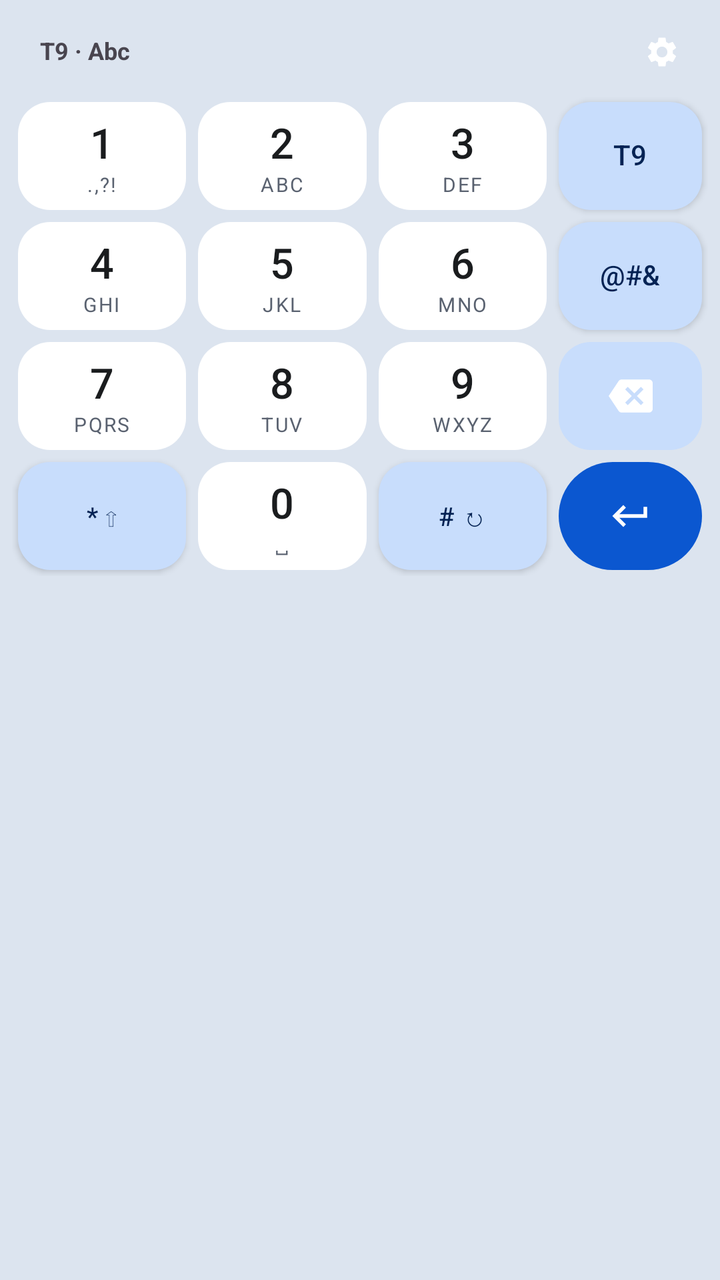
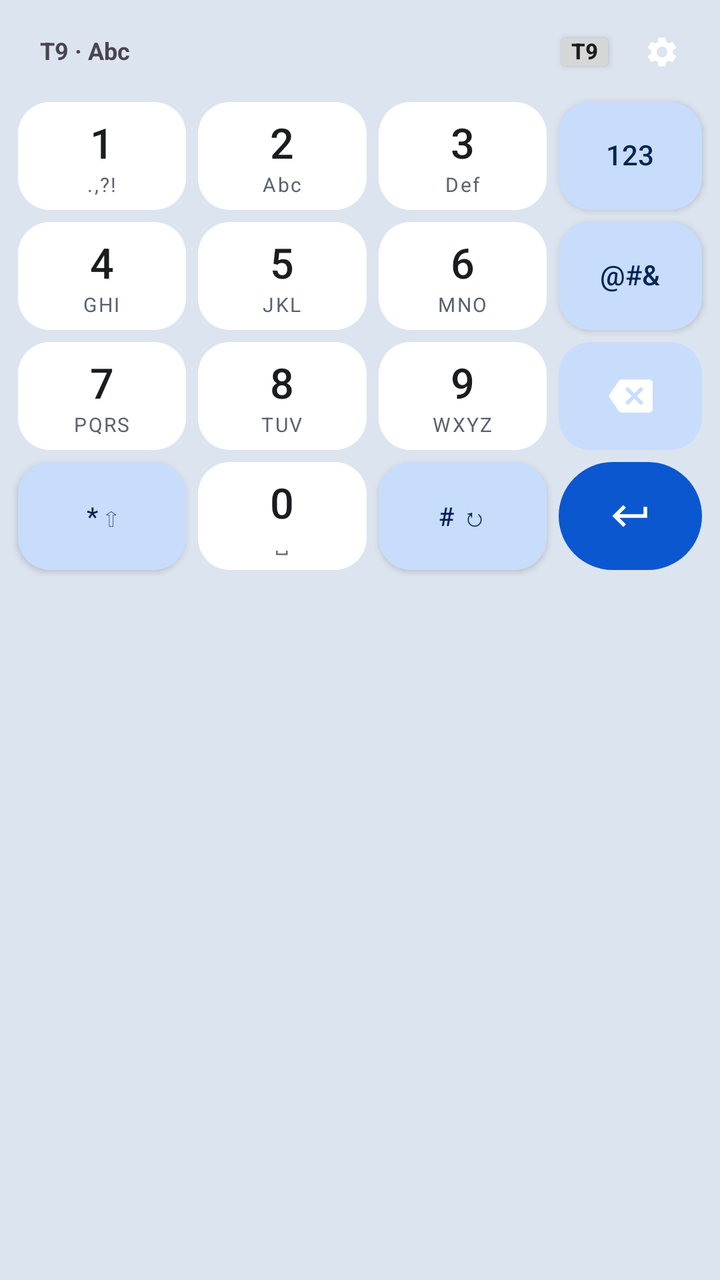

Screens rendered from an Android XML layout before and after an edit, with the pre-edit source and the edit as a unified diff.
<!-- AndroidManifest.xml: application theme Theme.Material3.DayNight.NoActionBar -->
<!-- res/layout/keyboard_t9_numpad.xml -->
<?xml version="1.0" encoding="utf-8"?>
<LinearLayout xmlns:android="http://schemas.android.com/apk/res/android"
    android:layout_width="match_parent"
    android:layout_height="wrap_content"
    android:background="@color/md_theme_surfaceContainer"
    android:orientation="vertical"
    android:paddingHorizontal="6dp"
    android:paddingTop="4dp"
    android:paddingBottom="10dp">

    
    <LinearLayout
        android:id="@+id/strip_bar"
        android:layout_width="match_parent"
        android:layout_height="44dp"
        android:gravity="center_vertical"
        android:paddingHorizontal="4dp"
        android:orientation="horizontal">

        <TextView
            android:id="@+id/case_badge"
            android:layout_width="wrap_content"
            android:layout_height="28dp"
            android:gravity="center"
            android:includeFontPadding="false"
            android:paddingHorizontal="10dp"
            android:text="T9 · Abc"
            android:textSize="12sp"
            android:textStyle="bold" />

        <HorizontalScrollView
            android:id="@+id/candidate_scroll"
            android:layout_width="0dp"
            android:layout_height="match_parent"
            android:layout_weight="1"
            android:scrollbars="none">

            <LinearLayout
                android:id="@+id/candidate_container"
                android:layout_width="wrap_content"
                android:layout_height="match_parent"
                android:gravity="center_vertical"
                android:orientation="horizontal"
                android:paddingHorizontal="6dp" />
        </HorizontalScrollView>

        <androidx.appcompat.widget.AppCompatImageButton
            android:id="@+id/btn_ime_settings"
            style="@style/NumpadStripImageButton"
            android:contentDescription="IME Settings"
            android:src="@drawable/ic_settings" />
    </LinearLayout>

    
    <GridLayout
        android:id="@+id/numpad_grid"
        android:layout_width="match_parent"
        android:layout_height="wrap_content"
        android:columnCount="4"
        android:rowCount="4"
        android:useDefaultMargins="false">

        
        <LinearLayout android:id="@+id/key_1" style="@style/NumpadKey">
            <TextView style="@style/NumpadDigit" android:text="1" />
            <TextView style="@style/NumpadLetters" android:text=".,?!" />
        </LinearLayout>

        <LinearLayout android:id="@+id/key_2" style="@style/NumpadKey">
            <TextView style="@style/NumpadDigit" android:text="2" />
            <TextView style="@style/NumpadLetters" android:text="ABC" />
        </LinearLayout>

        <LinearLayout android:id="@+id/key_3" style="@style/NumpadKey">
            <TextView style="@style/NumpadDigit" android:text="3" />
            <TextView style="@style/NumpadLetters" android:text="DEF" />
        </LinearLayout>

        <androidx.appcompat.widget.AppCompatButton android:id="@+id/key_mode" style="@style/NumpadActionKey" android:text="T9" />

        
        <LinearLayout android:id="@+id/key_4" style="@style/NumpadKey">
            <TextView style="@style/NumpadDigit" android:text="4" />
            <TextView style="@style/NumpadLetters" android:text="GHI" />
        </LinearLayout>

        <LinearLayout android:id="@+id/key_5" style="@style/NumpadKey">
            <TextView style="@style/NumpadDigit" android:text="5" />
            <TextView style="@style/NumpadLetters" android:text="JKL" />
        </LinearLayout>

        <LinearLayout android:id="@+id/key_6" style="@style/NumpadKey">
            <TextView style="@style/NumpadDigit" android:text="6" />
            <TextView style="@style/NumpadLetters" android:text="MNO" />
        </LinearLayout>

        <androidx.appcompat.widget.AppCompatButton android:id="@+id/key_sym" style="@style/NumpadActionKey" android:text="@#&amp;" />

        
        <LinearLayout android:id="@+id/key_7" style="@style/NumpadKey">
            <TextView style="@style/NumpadDigit" android:text="7" />
            <TextView style="@style/NumpadLetters" android:text="PQRS" />
        </LinearLayout>

        <LinearLayout android:id="@+id/key_8" style="@style/NumpadKey">
            <TextView style="@style/NumpadDigit" android:text="8" />
            <TextView style="@style/NumpadLetters" android:text="TUV" />
        </LinearLayout>

        <LinearLayout android:id="@+id/key_9" style="@style/NumpadKey">
            <TextView style="@style/NumpadDigit" android:text="9" />
            <TextView style="@style/NumpadLetters" android:text="WXYZ" />
        </LinearLayout>

        <androidx.appcompat.widget.AppCompatImageButton
            android:id="@+id/key_backspace"
            style="@style/NumpadActionImageKey"
            android:contentDescription="Backspace"
            android:src="@drawable/ic_backspace" />

        
        <androidx.appcompat.widget.AppCompatButton android:id="@+id/key_star" style="@style/NumpadSecondaryKey" android:text="* ⇧" />

        <LinearLayout android:id="@+id/key_0" style="@style/NumpadKey">
            <TextView style="@style/NumpadDigit" android:text="0" />
            <TextView style="@style/NumpadLetters" android:text="␣" />
        </LinearLayout>

        <androidx.appcompat.widget.AppCompatButton android:id="@+id/key_hash" style="@style/NumpadSecondaryKey" android:text="# ↻" />

        <androidx.appcompat.widget.AppCompatImageButton
            android:id="@+id/key_enter"
            style="@style/NumpadEnterImageKey"
            android:contentDescription="Enter"
            android:src="@drawable/ic_enter_return" />

    </GridLayout>

    
    <LinearLayout
        android:id="@+id/symbols_panel"
        android:layout_width="match_parent"
        android:layout_height="wrap_content"
        android:orientation="vertical"
        android:visibility="gone">

        <GridLayout
            android:id="@+id/symbols_grid"
            android:layout_width="match_parent"
            android:layout_height="wrap_content"
            android:columnCount="6"
            android:useDefaultMargins="false" />

        <LinearLayout
            android:id="@+id/symbols_footer"
            android:layout_width="match_parent"
            android:layout_height="wrap_content"
            android:orientation="horizontal">

            <androidx.appcompat.widget.AppCompatButton
                android:id="@+id/btn_sym_back"
                style="@style/NumpadActionKey"
                android:layout_width="0dp"
                android:layout_height="54dp"
                android:layout_weight="1"
                android:text="Back" />

            <androidx.appcompat.widget.AppCompatButton
                android:id="@+id/btn_sym_page"
                style="@style/NumpadSecondaryKey"
                android:layout_width="0dp"
                android:layout_height="54dp"
                android:layout_weight="1"
                android:text="Page 1/3" />

            <androidx.appcompat.widget.AppCompatButton
                android:id="@+id/btn_sym_space"
                style="@style/NumpadSecondaryKey"
                android:layout_width="0dp"
                android:layout_height="54dp"
                android:layout_weight="1"
                android:text="Space" />

            <androidx.appcompat.widget.AppCompatImageButton
                android:id="@+id/btn_sym_backspace"
                style="@style/NumpadActionImageKey"
                android:layout_width="0dp"
                android:layout_height="54dp"
                android:layout_weight="1"
                android:contentDescription="Backspace"
                android:src="@drawable/ic_backspace" />
        </LinearLayout>
    </LinearLayout>
</LinearLayout>
<!-- resources referenced by this layout -->
<resources>
  <color name="md_theme_surfaceContainer">#DCE4EF</color>
  <!-- drawable ic_enter_return (drawable) -->
  <?xml version="1.0" encoding="utf-8"?>
  <vector xmlns:android="http://schemas.android.com/apk/res/android"
      android:width="22dp"
      android:height="22dp"
      android:viewportWidth="24"
      android:viewportHeight="24">
      <path
          android:fillColor="#FFFFFF"
          android:pathData="M19,7v4H5.83l3.58,-3.59L8,6l-6,6 6,6 1.41,-1.41L5.83,13H21V7z" />
  </vector>
  <style name="NumpadActionImageKey">
          <item name="android:layout_width">0dp</item>
          <item name="android:layout_height">54dp</item>
          <item name="android:layout_columnWeight">0.85</item>
          <item name="android:layout_margin">3dp</item>
          <item name="android:padding">0dp</item>
          <item name="android:scaleType">center</item>
          <item name="android:background">@drawable/bg_numpad_action</item>
      </style>
  <style name="NumpadDigit">
          <item name="android:layout_width">wrap_content</item>
          <item name="android:layout_height">wrap_content</item>
          <item name="android:textColor">@color/md_theme_onSurface</item>
          <item name="android:textSize">21sp</item>
          <item name="android:fontFamily">sans-serif-medium</item>
      </style>
  <style name="NumpadEnterImageKey" parent="NumpadActionImageKey">
          <item name="android:background">@drawable/bg_numpad_enter</item>
      </style>
  <style name="NumpadLetters">
          <item name="android:layout_width">wrap_content</item>
          <item name="android:layout_height">wrap_content</item>
          <item name="android:textColor">@color/md_theme_onSurfaceVariant</item>
          <item name="android:textSize">10sp</item>
          <item name="android:letterSpacing">0.08</item>
      </style>
  <style name="NumpadSecondaryKey" parent="NumpadActionKey">
          <item name="android:layout_columnWeight">1</item>
          <item name="android:textSize">13sp</item>
      </style>
  <style name="NumpadStripImageButton">
          <item name="android:layout_width">38dp</item>
          <item name="android:layout_height">38dp</item>
          <item name="android:padding">9dp</item>
          <item name="android:scaleType">centerInside</item>
          <item name="android:background">@android:color/transparent</item>
      </style>
  <!-- drawable bg_numpad_action (drawable) -->
  <?xml version="1.0" encoding="utf-8"?>
  <ripple xmlns:android="http://schemas.android.com/apk/res/android"
      android:color="#26041E49">
      <item>
          <shape android:shape="rectangle">
              <solid android:color="@color/md_theme_actionSurface" />
              <corners android:radius="16dp" />
          </shape>
      </item>
  </ripple>
  <color name="md_theme_onPrimaryContainer">#052354</color>
  <color name="md_theme_onSurface">#1A1C1E</color>
  <!-- drawable bg_numpad_enter (drawable) -->
  <?xml version="1.0" encoding="utf-8"?>
  <ripple xmlns:android="http://schemas.android.com/apk/res/android"
      android:color="#40FFFFFF">
      <item>
          <shape android:shape="rectangle">
              <solid android:color="@color/md_theme_primary" />
              <corners android:radius="28dp" />
          </shape>
      </item>
  </ripple>
  <!-- drawable bg_numpad_key (drawable) -->
  <?xml version="1.0" encoding="utf-8"?>
  <ripple xmlns:android="http://schemas.android.com/apk/res/android"
      android:color="#1F0B57D0">
      <item>
          <shape android:shape="rectangle">
              <solid android:color="@color/md_theme_keySurface" />
              <corners android:radius="16dp" />
          </shape>
      </item>
  </ripple>
  <color name="md_theme_onSurfaceVariant">#5A6270</color>
  <color name="md_theme_actionSurface">#C8DDFC</color>
  <color name="md_theme_primary">#0B57D0</color>
  <color name="md_theme_keySurface">#FFFFFF</color>
  <!-- unchanged entries left out for length: 4 -->
</resources>

<!-- the commit's change to res/layout/keyboard_t9_numpad.xml (unified diff, before → after) -->
@@ -44,6 +44,22 @@
                 android:paddingHorizontal="6dp" />
         </HorizontalScrollView>
 
+        <androidx.appcompat.widget.AppCompatButton
+            android:id="@+id/btn_toggle_t9"
+            android:layout_width="wrap_content"
+            android:layout_height="26dp"
+            android:layout_marginEnd="4dp"
+            android:gravity="center"
+            android:includeFontPadding="false"
+            android:minWidth="0dp"
+            android:minHeight="0dp"
+            android:paddingHorizontal="9dp"
+            android:paddingVertical="0dp"
+            android:text="T9"
+            android:textAllCaps="false"
+            android:textSize="11sp"
+            android:textStyle="bold" />
+
         <androidx.appcompat.widget.AppCompatImageButton
             android:id="@+id/btn_ime_settings"
             style="@style/NumpadStripImageButton"
@@ -68,15 +84,15 @@
 
         <LinearLayout android:id="@+id/key_2" style="@style/NumpadKey">
             <TextView style="@style/NumpadDigit" android:text="2" />
-            <TextView style="@style/NumpadLetters" android:text="ABC" />
+            <TextView style="@style/NumpadLetters" android:text="Abc" />
         </LinearLayout>
 
         <LinearLayout android:id="@+id/key_3" style="@style/NumpadKey">
             <TextView style="@style/NumpadDigit" android:text="3" />
-            <TextView style="@style/NumpadLetters" android:text="DEF" />
-        </LinearLayout>
-
-        <androidx.appcompat.widget.AppCompatButton android:id="@+id/key_mode" style="@style/NumpadActionKey" android:text="T9" />
+            <TextView style="@style/NumpadLetters" android:text="Def" />
+        </LinearLayout>
+
+        <androidx.appcompat.widget.AppCompatButton android:id="@+id/key_mode" style="@style/NumpadActionKey" android:text="123" />
 
         
         <LinearLayout android:id="@+id/key_4" style="@style/NumpadKey">
